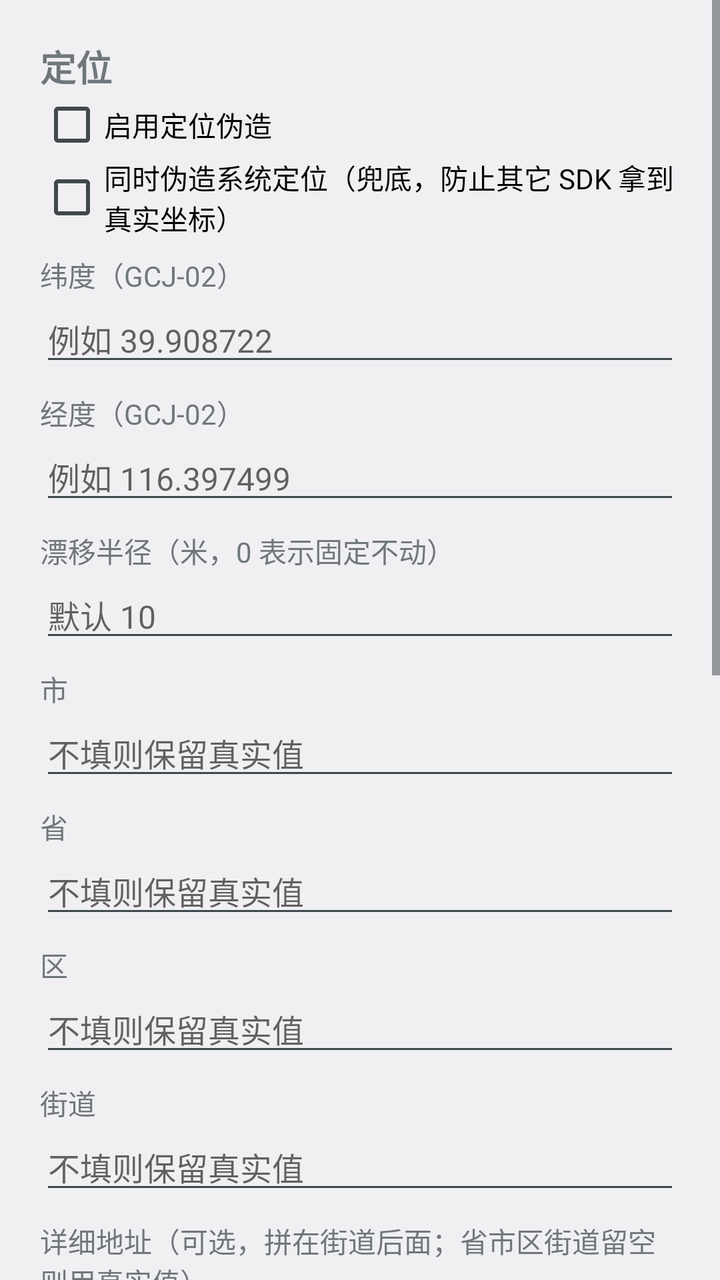
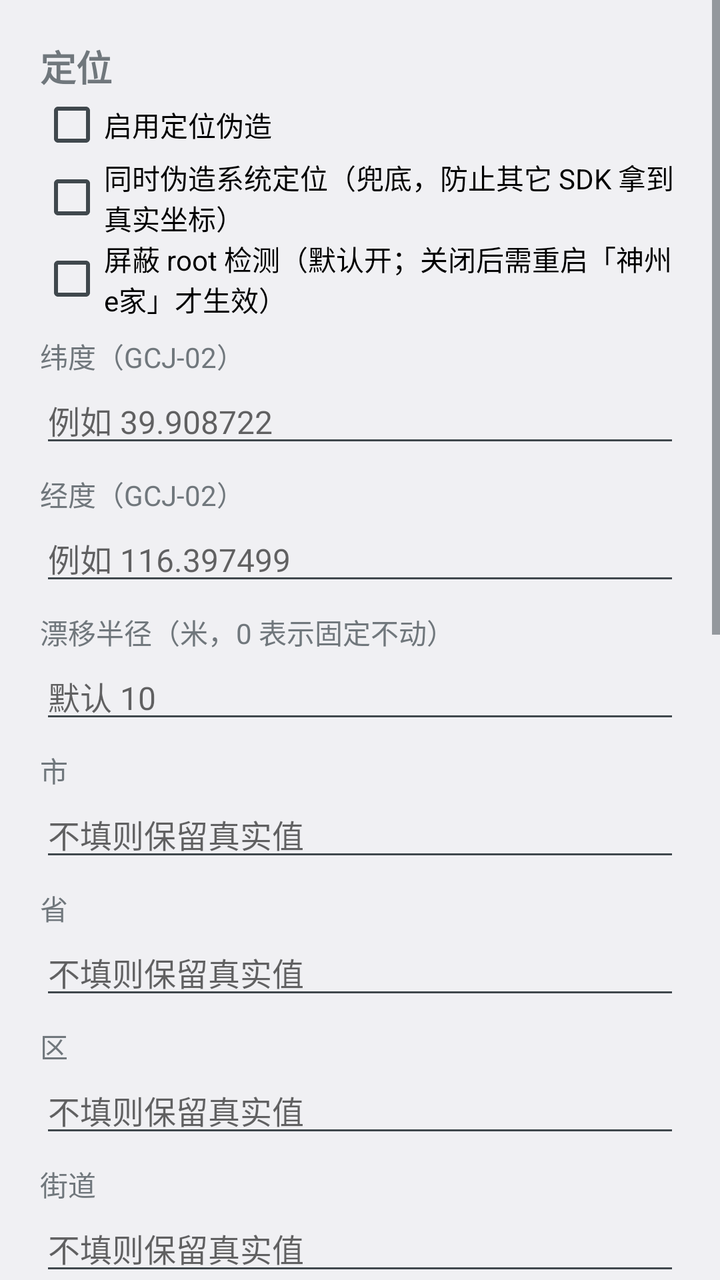

An Android layout rendered at two revisions. The XML below is the earlier revision; the diff shows what the commit changed to produce the second picture.
<!-- AndroidManifest.xml: application theme android:Theme.DeviceDefault.Light.DarkActionBar -->
<!-- res/layout/activity_main.xml -->
<?xml version="1.0" encoding="utf-8"?>
<ScrollView xmlns:android="http://schemas.android.com/apk/res/android"
    android:layout_width="match_parent"
    android:layout_height="match_parent"
    android:fillViewport="true">

    <LinearLayout
        android:layout_width="match_parent"
        android:layout_height="wrap_content"
        android:orientation="vertical"
        android:padding="20dp">

        <TextView
            android:layout_width="match_parent"
            android:layout_height="wrap_content"
            android:text="@string/section_location"
            android:textSize="18sp"
            android:textStyle="bold" />

        <CheckBox
            android:id="@+id/cb_location"
            android:layout_width="match_parent"
            android:layout_height="wrap_content"
            android:text="@string/enable_location" />

        <CheckBox
            android:id="@+id/cb_system_location"
            android:layout_width="match_parent"
            android:layout_height="wrap_content"
            android:text="@string/enable_system_location" />

        <TextView
            android:layout_width="match_parent"
            android:layout_height="wrap_content"
            android:layout_marginTop="8dp"
            android:text="@string/lat"
            android:textSize="14sp" />

        <EditText
            android:id="@+id/et_lat"
            android:layout_width="match_parent"
            android:layout_height="wrap_content"
            android:hint="@string/hint_lat"
            android:inputType="numberDecimal|numberSigned"
            android:textSize="16sp" />

        <TextView
            android:layout_width="match_parent"
            android:layout_height="wrap_content"
            android:layout_marginTop="8dp"
            android:text="@string/lng"
            android:textSize="14sp" />

        <EditText
            android:id="@+id/et_lng"
            android:layout_width="match_parent"
            android:layout_height="wrap_content"
            android:hint="@string/hint_lng"
            android:inputType="numberDecimal|numberSigned"
            android:textSize="16sp" />

        <TextView
            android:layout_width="match_parent"
            android:layout_height="wrap_content"
            android:layout_marginTop="8dp"
            android:text="@string/radius"
            android:textSize="14sp" />

        <EditText
            android:id="@+id/et_radius"
            android:layout_width="match_parent"
            android:layout_height="wrap_content"
            android:hint="@string/hint_radius"
            android:inputType="numberDecimal"
            android:textSize="16sp" />

        <TextView
            android:layout_width="match_parent"
            android:layout_height="wrap_content"
            android:layout_marginTop="8dp"
            android:text="@string/city"
            android:textSize="14sp" />

        <EditText
            android:id="@+id/et_city"
            android:layout_width="match_parent"
            android:layout_height="wrap_content"
            android:hint="@string/hint_optional"
            android:inputType="text"
            android:textSize="16sp" />

        <TextView
            android:layout_width="match_parent"
            android:layout_height="wrap_content"
            android:layout_marginTop="8dp"
            android:text="@string/province"
            android:textSize="14sp" />

        <EditText
            android:id="@+id/et_province"
            android:layout_width="match_parent"
            android:layout_height="wrap_content"
            android:hint="@string/hint_optional"
            android:inputType="text"
            android:textSize="16sp" />

        <TextView
            android:layout_width="match_parent"
            android:layout_height="wrap_content"
            android:layout_marginTop="8dp"
            android:text="@string/district"
            android:textSize="14sp" />

        <EditText
            android:id="@+id/et_district"
            android:layout_width="match_parent"
            android:layout_height="wrap_content"
            android:hint="@string/hint_optional"
            android:inputType="text"
            android:textSize="16sp" />

        <TextView
            android:layout_width="match_parent"
            android:layout_height="wrap_content"
            android:layout_marginTop="8dp"
            android:text="@string/street"
            android:textSize="14sp" />

        <EditText
            android:id="@+id/et_street"
            android:layout_width="match_parent"
            android:layout_height="wrap_content"
            android:hint="@string/hint_optional"
            android:inputType="text"
            android:textSize="16sp" />

        <TextView
            android:layout_width="match_parent"
            android:layout_height="wrap_content"
            android:layout_marginTop="8dp"
            android:text="@string/detail"
            android:textSize="14sp" />

        <EditText
            android:id="@+id/et_detail"
            android:layout_width="match_parent"
            android:layout_height="wrap_content"
            android:hint="@string/hint_optional"
            android:inputType="text"
            android:textSize="16sp" />

        <View
            android:layout_width="match_parent"
            android:layout_height="1dp"
            android:layout_marginTop="20dp"
            android:layout_marginBottom="16dp"
            android:background="#33000000" />

        <TextView
            android:layout_width="match_parent"
            android:layout_height="wrap_content"
            android:text="@string/section_device"
            android:textSize="18sp"
            android:textStyle="bold" />

        <CheckBox
            android:id="@+id/cb_device"
            android:layout_width="match_parent"
            android:layout_height="wrap_content"
            android:text="@string/enable_device" />

        <TextView
            android:layout_width="match_parent"
            android:layout_height="wrap_content"
            android:layout_marginTop="8dp"
            android:text="@string/device_id"
            android:textSize="14sp" />

        <EditText
            android:id="@+id/et_device"
            android:layout_width="match_parent"
            android:layout_height="wrap_content"
            android:hint="@string/hint_device"
            android:inputType="text"
            android:textSize="16sp" />

        <TextView
            android:id="@+id/tv_device_source"
            android:layout_width="match_parent"
            android:layout_height="wrap_content"
            android:layout_marginTop="4dp"
            android:textSize="13sp" />

        <Button
            android:id="@+id/btn_capture"
            android:layout_width="match_parent"
            android:layout_height="wrap_content"
            android:layout_marginTop="24dp"
            android:text="@string/capture" />

        <Button
            android:id="@+id/btn_save"
            android:layout_width="match_parent"
            android:layout_height="wrap_content"
            android:layout_marginTop="12dp"
            android:text="@string/save" />

        <TextView
            android:id="@+id/tv_tip"
            android:layout_width="match_parent"
            android:layout_height="wrap_content"
            android:layout_marginTop="16dp"
            android:text="@string/tip"
            android:textSize="13sp" />

    </LinearLayout>

</ScrollView>
<!-- resources referenced by this layout -->
<resources>
  <string name="capture">获取 ejia 当前真实定位</string>
  <string name="city">市</string>
  <string name="detail">详细地址（可选，拼在街道后面；省市区街道留空则用真实值）</string>
  <string name="device_id">标识值（不勾选覆盖时显示真实值，可直接复制）</string>
  <string name="district">区</string>
  <string name="enable_device">启用设备标识覆盖</string>
  <string name="enable_location">启用定位伪造</string>
  <string name="enable_system_location">同时伪造系统定位（兜底，防止其它 SDK 拿到真实坐标）</string>
  <string name="hint_device">例如 867500000000000</string>
  <string name="hint_lat">例如 39.908722</string>
  <string name="hint_lng">例如 116.397499</string>
  <string name="hint_optional">不填则保留真实值</string>
  <string name="hint_radius">默认 10</string>
  <string name="lat">纬度（GCJ-02）</string>
  <string name="lng">经度（GCJ-02）</string>
  <string name="province">省</string>
  <string name="radius">漂移半径（米，0 表示固定不动）</string>
  <string name="save">保存</string>
  <string name="section_device">设备标识</string>
  <string name="section_location">定位</string>
  <string name="street">街道</string>
  <string name="tip">保存后约 2 秒内生效，无需重启「神州e家」。\n坐标使用百度 / 高德的 GCJ-02 火星坐标系，直接填地图上取到的点即可。\n「获取 ejia 当前真实定位」会打开神州e家，等它读一次定位，把真实经纬度/城市/地址填回这里（需先取消勾选定位伪造）。\n设备标识默认透传真实值；覆盖会同时作用于 IMEI、IMSI、SIM 序列号、android_id、Build.getSerial（填 MAC 格式时也会替换 Wi-Fi MAC）。</string>
</resources>

<!-- the commit's change to res/layout/activity_main.xml (unified diff, before → after) -->
@@ -29,6 +29,12 @@
             android:layout_height="wrap_content"
             android:text="@string/enable_system_location" />
 
+        <CheckBox
+            android:id="@+id/cb_root_hook"
+            android:layout_width="match_parent"
+            android:layout_height="wrap_content"
+            android:text="@string/enable_root_hook" />
+
         <TextView
             android:layout_width="match_parent"
             android:layout_height="wrap_content"
<!-- resource entries referenced after the edit -->
@@ -7,6 +7,7 @@
   <string name="district">区</string>
   <string name="enable_device">启用设备标识覆盖</string>
   <string name="enable_location">启用定位伪造</string>
+  <string name="enable_root_hook">屏蔽 root 检测（默认开；关闭后需重启「神州e家」才生效）</string>
   <string name="enable_system_location">同时伪造系统定位（兜底，防止其它 SDK 拿到真实坐标）</string>
   <string name="hint_device">例如 867500000000000</string>
   <string name="hint_lat">例如 39.908722</string>
@@ -21,6 +22,6 @@
   <string name="section_device">设备标识</string>
   <string name="section_location">定位</string>
   <string name="street">街道</string>
-  <string name="tip">保存后约 2 秒内生效，无需重启「神州e家」。\n坐标使用百度 / 高德的 GCJ-02 火星坐标系，直接填地图上取到的点即可。\n「获取 ejia 当前真实定位」会打开神州e家，等它读一次定位，把真实经纬度/城市/地址填回这里（需先取消勾选定位伪造）。\n设备标识默认透传真实值；覆盖会同时作用于 IMEI、IMSI、SIM 序列号、android_id、Build.getSerial（填 MAC 格式时也会替换 Wi-Fi MAC）。</string>
+  <string name="tip">保存后约 2 秒内生效，无需重启「神州e家」。\n坐标使用百度 / 高德的 GCJ-02 火星坐标系，直接填地图上取到的点即可。\n「获取 ejia 当前真实定位」会打开神州e家，等它读一次定位，把真实经纬度/城市/地址填回这里（需先取消勾选定位伪造）。\n设备标识默认透传真实值；覆盖会同时作用于 IMEI、IMSI、SIM 序列号、android_id、Build.getSerial（填 MAC 格式时也会替换 Wi-Fi MAC）。\n「屏蔽 root 检测」默认开启，改完需重启一次「神州e家」；其余开关约 2 秒内生效。</string>
 </resources>
 
